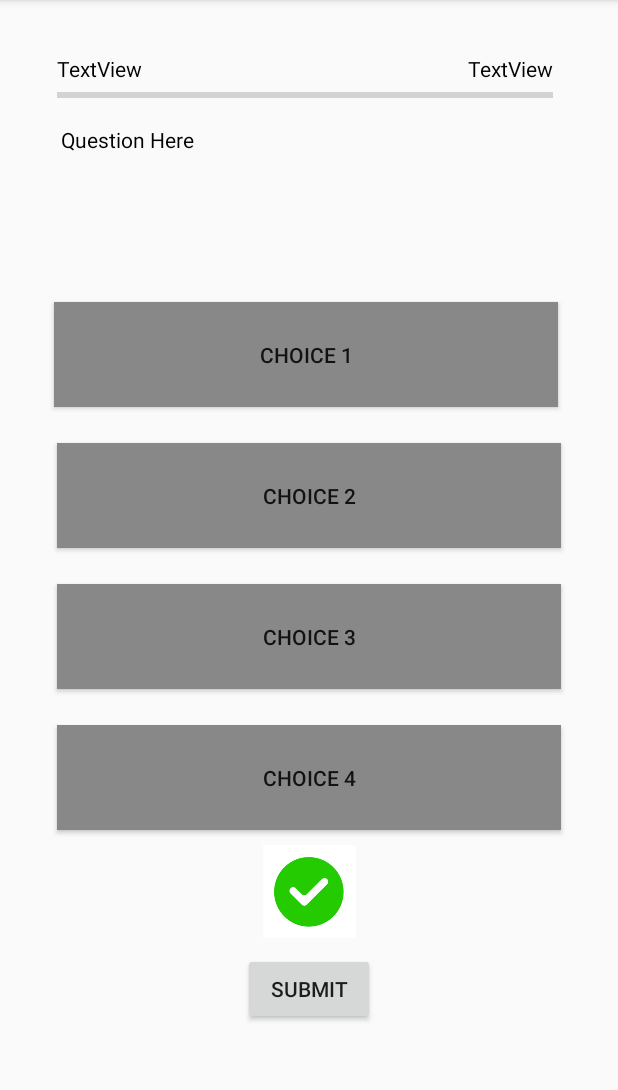
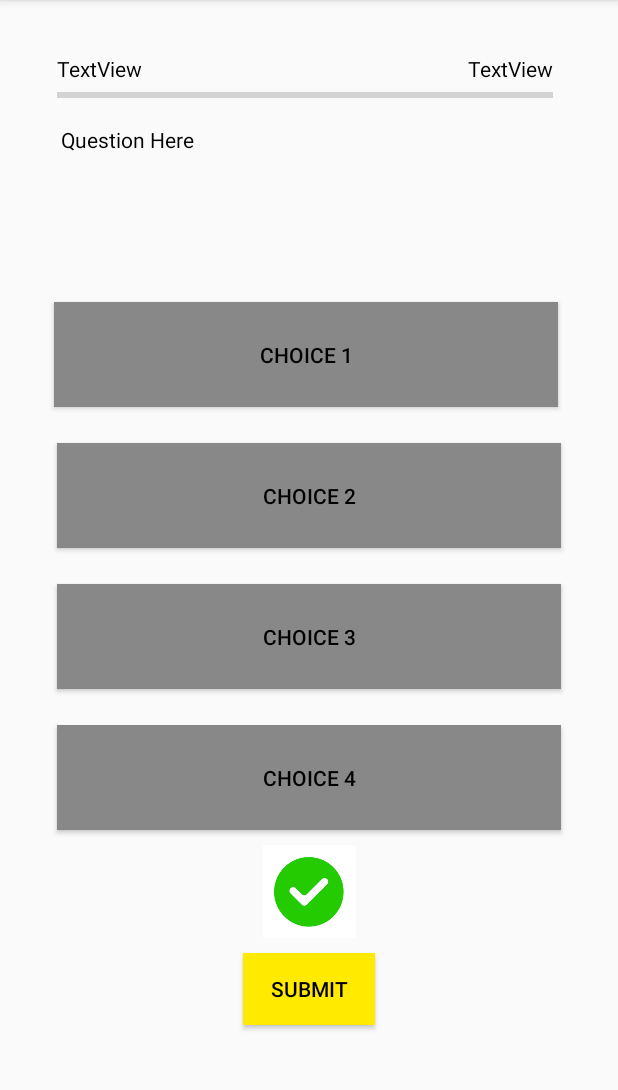
Before and after one commit to JayC-github/myFitness-APP, an Android app: the QuizDetail screen opened directly, with no data from a screen before it, on a phone screen of 412 x 824 dp, the part 84-1174 px from its top. Run offline under Robolectric (Android 15) with nearby library versions, the phone set to English and light mode, and no system bars; 2 statements that could not run were skipped.

Commit message:
fixed colour scheme, yellow/black scheme with buttons colour also added

```diff
--- a/app/src/main/res/layout/exercise_detail.xml
+++ b/app/src/main/res/layout/exercise_detail.xml
@@ -91,6 +91,8 @@
         android:layout_marginEnd="28dp"
         android:onClick="startNoteDetail"
         android:text="Add Note"
+        android:background="@color/yellow"
+        android:textColor="@color/black"
         app:layout_constraintEnd_toEndOf="parent"
         app:layout_constraintTop_toTopOf="parent" />
 
--- a/app/src/main/res/layout/hub_page.xml
+++ b/app/src/main/res/layout/hub_page.xml
@@ -21,6 +21,8 @@
         android:layout_height="100dp"
         android:onClick="startQuizHomePage"
         android:text="Quizzes"
+        android:background="@color/yellow"
+        android:textColor="@color/black"
         app:layout_constraintBottom_toBottomOf="@+id/ivHubQuiz"
         app:layout_constraintEnd_toEndOf="parent"
         app:layout_constraintHorizontal_bias="0.516"
@@ -34,6 +36,8 @@
         android:layout_height="100dp"
         android:onClick="startLessonHomePage"
         android:text="Lessons"
+        android:background="@color/yellow"
+        android:textColor="@color/black"
         app:layout_constraintBottom_toBottomOf="@+id/ivHubLesson"
         app:layout_constraintEnd_toEndOf="parent"
         app:layout_constraintStart_toEndOf="@+id/ivHubLesson"
@@ -64,6 +68,8 @@
         android:layout_height="99dp"
         android:onClick="startNoteHomePage"
         android:text="Notes"
+        android:background="@color/yellow"
+        android:textColor="@color/black"
         app:layout_constraintBottom_toBottomOf="@+id/ivHubNote"
         app:layout_constraintStart_toStartOf="@+id/btnHubQuiz"
         app:layout_constraintTop_toTopOf="@+id/ivHubNote" />
--- a/app/src/main/res/layout/note_detail.xml
+++ b/app/src/main/res/layout/note_detail.xml
@@ -66,6 +66,8 @@
         android:layout_marginEnd="16dp"
         android:onClick="confirmNote"
         android:text="Confirm"
+        android:background="@color/yellow"
+        android:textColor="@color/black"
         app:layout_constraintEnd_toEndOf="parent"
         app:layout_constraintTop_toBottomOf="@+id/tvNoteID" />
 
@@ -104,6 +106,8 @@
         android:layout_marginEnd="16dp"
         android:onClick="deleteNote"
         android:text="Delete Note"
+        android:background="@color/yellow"
+        android:textColor="@color/black"
         app:layout_constraintEnd_toEndOf="parent"
         app:layout_constraintStart_toEndOf="@+id/editTextNoteTitle"
         app:layout_constraintTop_toBottomOf="@+id/btnConfirmNote" />
--- a/app/src/main/res/layout/quiz_question_page.xml
+++ b/app/src/main/res/layout/quiz_question_page.xml
@@ -27,6 +27,8 @@
         android:layout_marginTop="28dp"
         android:text="Choice 1"
         android:tag="0"
+        android:background="@color/yellow"
+        android:textColor="@color/black"
         app:layout_constraintStart_toStartOf="parent"
         app:layout_constraintTop_toBottomOf="@+id/questionText" />
 
@@ -38,6 +40,8 @@
         android:layout_marginTop="24dp"
         android:text="Choice 2"
         android:tag="1"
+        android:background="@color/yellow"
+        android:textColor="@color/black"
         app:layout_constraintStart_toStartOf="parent"
         app:layout_constraintTop_toBottomOf="@+id/choice1" />
 
@@ -49,6 +53,8 @@
         android:layout_marginTop="24dp"
         android:text="Choice 3"
         android:tag="2"
+        android:background="@color/yellow"
+        android:textColor="@color/black"
         app:layout_constraintStart_toStartOf="parent"
         app:layout_constraintTop_toBottomOf="@+id/choice2" />
 
@@ -60,6 +66,8 @@
         android:layout_marginTop="24dp"
         android:tag="3"
         android:text="Choice 4"
+        android:background="@color/yellow"
+        android:textColor="@color/black"
         app:layout_constraintStart_toStartOf="parent"
         app:layout_constraintTop_toBottomOf="@+id/choice3" />
 
@@ -69,6 +77,8 @@
         android:layout_height="wrap_content"
         android:layout_marginTop="10dp"
         android:text="SUBMIT"
+        android:background="@color/yellow"
+        android:textColor="@color/black"
         app:layout_constraintEnd_toEndOf="parent"
         app:layout_constraintStart_toStartOf="parent"
         app:layout_constraintTop_toBottomOf="@+id/ivTickCross" />
--- a/app/src/main/res/layout/quiz_results_page.xml
+++ b/app/src/main/res/layout/quiz_results_page.xml
@@ -12,6 +12,8 @@
         android:layout_marginTop="76dp"
         android:layout_marginBottom="36dp"
         android:text="Home"
+        android:background="@color/yellow"
+        android:textColor="@color/black"
         app:layout_constraintBottom_toBottomOf="parent"
         app:layout_constraintEnd_toEndOf="parent"
         app:layout_constraintStart_toStartOf="parent"
```
